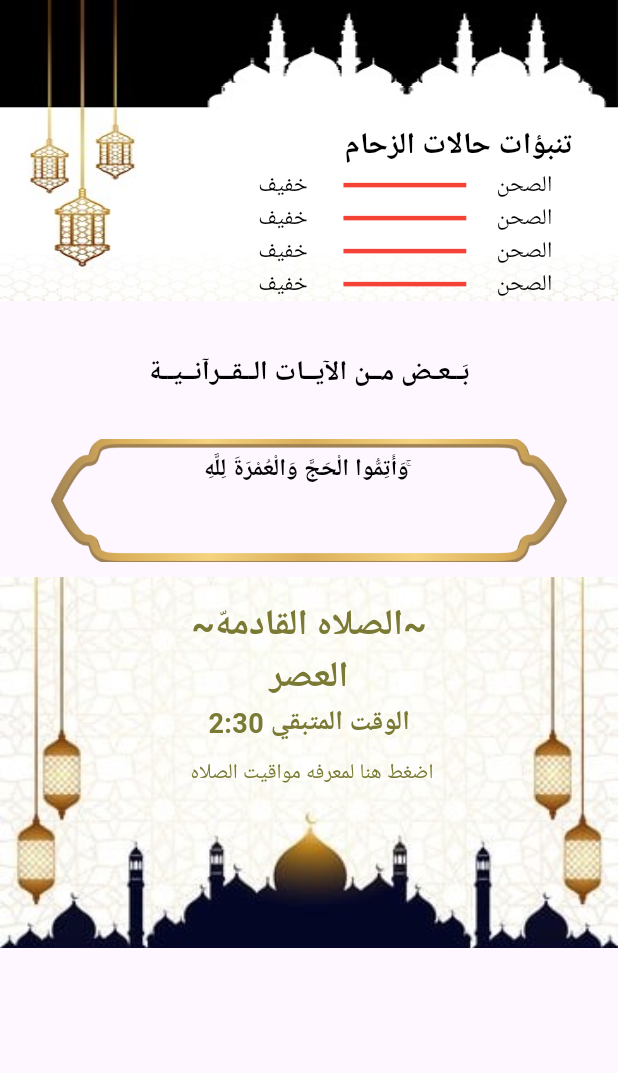
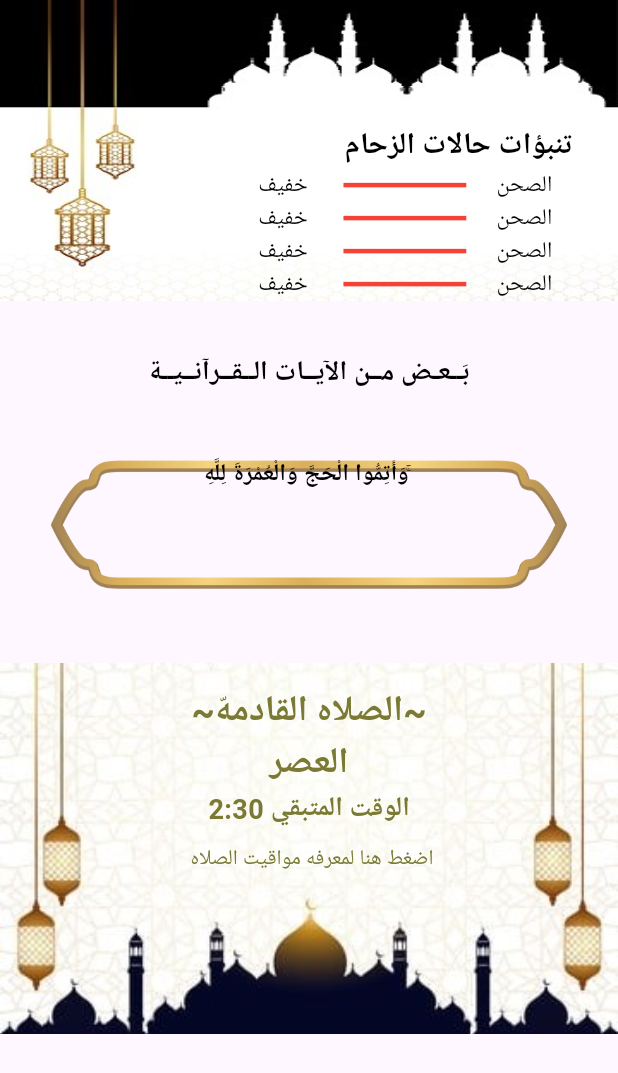
Before and after one commit to MohamedSsherif/hajj_app, a Flutter app: the HomeBody screen opened directly, on a phone screen of 412 x 824 dp. Shown: the top 1073 px of the screen. Run offline on Flutter 3.47's test engine with Material 3 defaults, Android fonts, the phone set to English and light mode, and no system bars; our stand-ins replace audioplayers, firebase_auth, firebase_core, flutter_svg, geolocator, modal_progress_hud_nsn and 2 more; missing offline and left inert: flutter_islamic_icons, flutter_qiblah, pray_times, video_360; accounts and stored records are empty.

Commit message:
ui changes

```diff
--- a/lib/helpers/read_ayat_forhomebody.dart
+++ b/lib/helpers/read_ayat_forhomebody.dart
@@ -60,7 +60,7 @@ class _ReadAyatForHomeBodyState extends State<ReadAyatForHomeBody> {
       crossAxisAlignment: CrossAxisAlignment.end,
       children: [
         const Padding(
-          padding: EdgeInsets.only(bottom: 30, top: 10),
+          padding: EdgeInsets.only(bottom: 5, top: 10),
           child: Center(
             child: Text(
               'بَــعـض مــن الآيــات الــقــرآنــيــة',
@@ -76,12 +76,11 @@ class _ReadAyatForHomeBodyState extends State<ReadAyatForHomeBody> {
           textDirection: TextDirection.rtl,
           children: [
             SizedBox(
-                width: MediaQuery.of(context).size.width,
-                height: MediaQuery.of(context).size.height * 0.1,
-                child: Image.asset(
-                  "assets/images/luxury-golden-islamic-title-frame-for-ramadan-kareem-free-png.webp",
-                  fit: BoxFit.cover,
-                )),
+              width: MediaQuery.of(context).size.width,
+              height: MediaQuery.of(context).size.height * 0.2,
+              child: Image.asset("assets/images/luxury-golden-islamic-title-frame-for-ramadan-kareem-free-png.webp",
+                  fit: BoxFit.cover, height: MediaQuery.of(context).size.height * 0.2, width: MediaQuery.of(context).size.width),
+            ),
 
             // ClipRRect(
             //     borderRadius: BorderRadius.circular(10),
@@ -102,7 +101,7 @@ class _ReadAyatForHomeBodyState extends State<ReadAyatForHomeBody> {
                   ayatList = snapshot.data!;
                   return Center(
                     child: Padding(
-                      padding: const EdgeInsets.only(bottom: 8.0),
+                      padding: EdgeInsets.only(top: MediaQuery.of(context).size.height * 0.035, bottom: 8.0),
                       child: SizedBox(
                         width: MediaQuery.of(context).size.width * .7,
                         // height: MediaQuery.of(context).size.height * 0.05,
--- a/lib/main.dart
+++ b/lib/main.dart
@@ -27,7 +27,7 @@ class Hajj extends StatelessWidget {
     return MaterialApp(
       debugShowCheckedModeBanner: false,
       routes: {
-        loginPage.id: (context) => loginPage(),
+        LoginPage.id: (context) => LoginPage(),
         Register.id: (context) => Register(),
         HomePage.id: (context) => const HomePage(),
         QuiblahPage.id: (context) => const QuiblahPage(),
@@ -39,7 +39,7 @@ class Hajj extends StatelessWidget {
         // HomeBody.id: (context) =>  HomeBody(),
         // DoaaBody.id: (context) =>  DoaaBody(),
       },
-      initialRoute: loginPage.id,
+      initialRoute: LoginPage.id,
     );
   }
 }
```
Also changed, not shown: lib/views/login_page.dart (+18 -26 lines).
